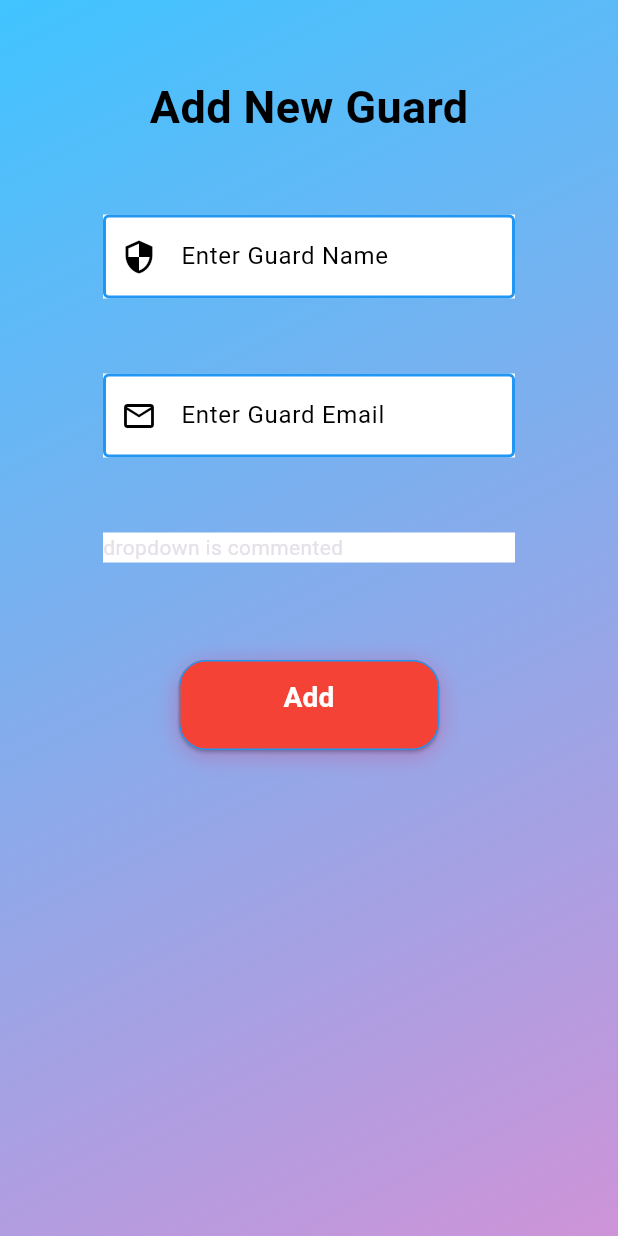
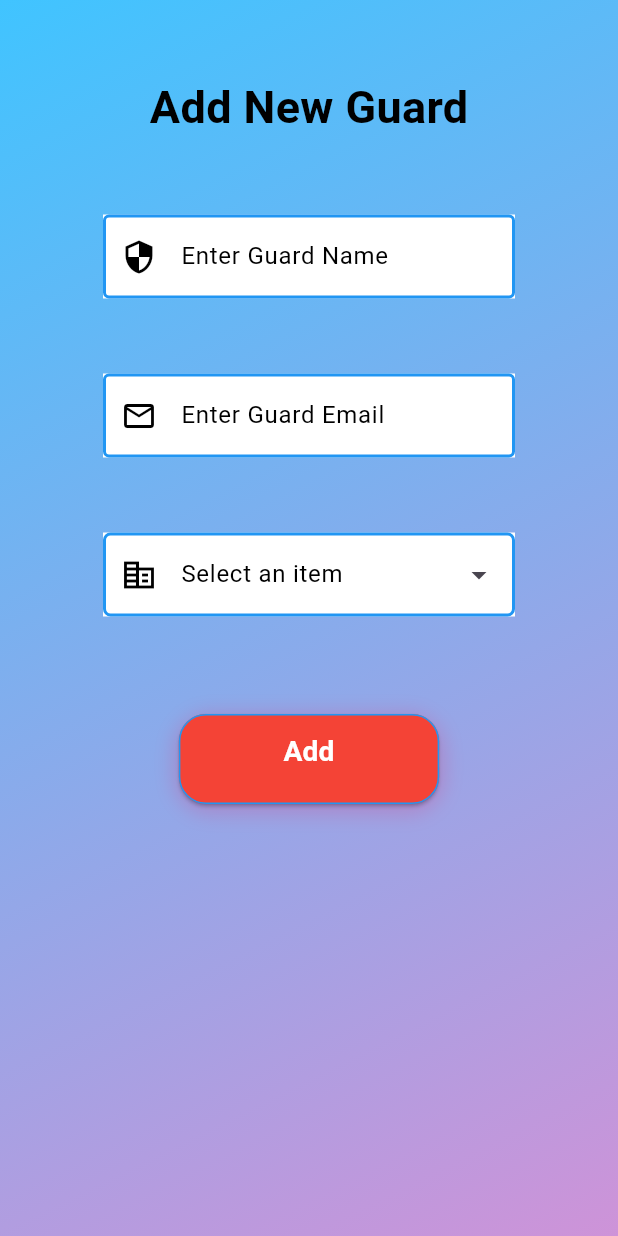
Before and after one commit to Patel-Het03/DEP24-P13-Campus-InOut-Management-App, a Flutter app: the AddGuards screen opened directly, on a phone screen of 412 x 824 dp. Run offline on Flutter 3.47's test engine with Material 3 defaults, Android fonts, the phone set to English and light mode, and no system bars; drawn by our look-alikes of dropdown_search; our stand-ins replace animated_theme_switcher, charts_flutter, cloud_firestore, file_picker, firebase_auth, firebase_core and 11 more; missing offline and left inert: cloud_firestore_web, firebase_auth_web, firebase_core_web, image_picker_for_web, qrscan, shared_preferences_web and 1 more; accounts and stored records are empty; network calls fail.

Commit message:
Changes in Databases_interfaces.dart
Approved and Rejected functionality added

```diff
--- a/my_gate_app/lib/database/database_interface.dart
+++ b/my_gate_app/lib/database/database_interface.dart
@@ -23,7 +23,8 @@ class databaseInterface {
       // "http://31.220.57.173:" + PORT_NO_static.toString();
       // "http://172.23.6.189:"+PORT_NO_static.toString();
       //     "http://10.0.2.2:"+PORT_NO_static.toString();
-      "http://192.168.68.111:" + PORT_NO_static.toString();
+      // "http://192.168.68.111:" + PORT_NO_static.toString();
+      "http://192.168.179.245:" + PORT_NO_static.toString();
   databaseInterface() {}
 
   static Future<String> get_welcome_message(String email) async {
@@ -2006,16 +2007,25 @@ class databaseInterface {
     myobj.ticket_type = ticket_type;
     myobj.date_time = date_time;
     myobj.email = st_email;
-    myobj.student_name="No student name";
-    myobj.authority_status="NO AUTH STATUS";
-    myobj.destination_address="NO DEST ADDRESS";
-    myobj.vehicle_number="PB XX";
+    myobj.student_name = "No student name";
+    myobj.authority_status = "NO AUTH STATUS";
+    myobj.destination_address = "NO DEST ADDRESS";
+    myobj.vehicle_number = "PB XX";
 
 
     List<ResultObj> selectedTickets = [];
     selectedTickets.add(myobj);
     print("accept_QR@2@");
-    await databaseInterface().accept_selected_tickets(selectedTickets);
+    // print("${}");
+    if (is_approved == "Approved"){
+      await databaseInterface().accept_selected_tickets(selectedTickets);
+  }
+  else if(is_approved == "Rejected"){
+      await databaseInterface().reject_selected_tickets(selectedTickets);
+    }
+  else{
+    print("NO Accepted Or Rejected ");
+    }
     print("accept_QR@3@");
     // print("accept_QR@2@");
     // var uri = complete_base_url_static + "/guards/accept_selected_tickets";
--- a/my_gate_app/lib/screens/admin/utils/dropdown.dart
+++ b/my_gate_app/lib/screens/admin/utils/dropdown.dart
@@ -3,7 +3,7 @@ import 'package:flutter/material.dart';
 
 Widget dropdown(
     BuildContext context,
-  List<String> parent_locations,
+    List<String> parentLocations,
     void Function(String?)? onChangedFunction,
     String label,
     Icon icon,
@@ -16,48 +16,75 @@ Widget dropdown(
     color: container_color,
     child: Theme(
       data: ThemeData(
-        textTheme: TextTheme(subtitle1: TextStyle(color: Colors.black)),
+        textTheme: const TextTheme(titleMedium: TextStyle(color: Colors.black)),
       ),
-      child:Text('dropdown is commented '),
-      // child: DropdownSearch<String>(
-      //   popupBackgroundColor: Colors.white,
-      //   mode: Mode.MENU,
-      //   showSearchBox: true,
-      //   dropdownSearchDecoration: InputDecoration(
-      //       labelStyle: TextStyle(color: Colors.black),
-      //       floatingLabelStyle: TextStyle(color: Colors.black),
-      //       prefixStyle: TextStyle(color: Colors.black),
-      //       fillColor: Colors.deepOrange,
-      //       enabledBorder: OutlineInputBorder(
-      //         borderRadius: BorderRadius.all(Radius.circular(border_radius)),
-      //         borderSide: BorderSide(
-      //           color: Colors.blue,
-      //           width: 2,
-      //         ),
+      // child:const Text('dropdown is commented '),
+      child: DropdownSearch<String>(
+        // popupBackgroundColor: Colors.white,
+        popupProps: PopupProps.menu(
+          showSelectedItems: true,
+          showSearchBox: true,
+        ),
+        dropdownDecoratorProps: DropDownDecoratorProps(
+          dropdownSearchDecoration: InputDecoration (
+              labelText: 'Select an item',
+              labelStyle: TextStyle(color: Colors.black),
+              floatingLabelStyle: TextStyle(color: Colors.black),
+              prefixStyle: TextStyle(color: Colors.black),
+              fillColor: Colors.deepOrange,
+              enabledBorder: OutlineInputBorder(
+                borderRadius: BorderRadius.all(Radius.circular(border_radius)),
+                borderSide: BorderSide(
+                  color: Colors.blue,
+                  width: 2,
+                ),
+              ),
+              focusedBorder: OutlineInputBorder(
+                borderRadius: BorderRadius.all(Radius.circular(border_radius)),
+                borderSide: BorderSide(
+                  color: Colors.red,
+                  width: 2,
+                ),
+              ),
+              prefixIcon: icon
+          ),
+        ),
+        // dropdownSearchDecoration: InputDecoration (
+        //     labelStyle: TextStyle(color: Colors.black),
+        //     floatingLabelStyle: TextStyle(color: Colors.black),
+        //     prefixStyle: TextStyle(color: Colors.black),
+        //     fillColor: Colors.deepOrange,
+        //     enabledBorder: OutlineInputBorder(
+        //       borderRadius: BorderRadius.all(Radius.circular(border_radius)),
+        //       borderSide: BorderSide(
+        //         color: Colors.blue,
+        //         width: 2,
         //       ),
-      //       focusedBorder: OutlineInputBorder(
-      //         borderRadius: BorderRadius.all(Radius.circular(border_radius)),
-      //         borderSide: BorderSide(
-      //           color: Colors.red,
-      //           width: 2,
-      //         ),
+        //     ),
+        //     focusedBorder: OutlineInputBorder(
+        //       borderRadius: BorderRadius.all(Radius.circular(border_radius)),
+        //       borderSide: BorderSide(
+        //         color: Colors.red,
+        //         width: 2,
         //       ),
-      //       prefixIcon: icon),
-      //   showAsSuffixIcons: true,
-      //   showClearButton: true,
-      //   showSelectedItems: true,
-      //   items: parent_locations,
-      //   // items: [
-      //   //   "Brazil",
-      //   //   "Italia (Disabled)",
-      //   //   "Tunisia",
-      //   //   "Canada"
-      //   // ],
-      //   label: label,
-      //   // popupItemDisabled: (String s) => s.startsWith('I'),
-      //   onChanged: onChangedFunction,
-      //   // selectedItem: "Brazil"
+        //     ),
+        //     prefixIcon: icon
         // ),
+        // showAsSuffixIcons: true,
+        // showClearButton: true,
+        // showSelectedItems: true,
+        items: parentLocations,
+        // items: [
+        //   "Brazil",
+        //   "Italia (Disabled)",
+        //   "Tunisia",
+        //   "Canada"
+        // ],
+        // label: label,
+        // popupItemDisabled: (String s) => s.startsWith('I'),
+        onChanged: onChangedFunction,
+        // selectedItem: "Brazil"
+      ),
     ),
   );
 }
```
Also changed, not shown: 2 other files. Lines whose indentation alone changed are shown as unchanged.
